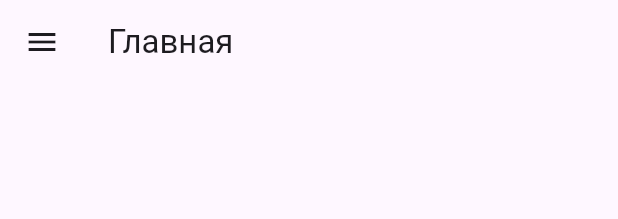
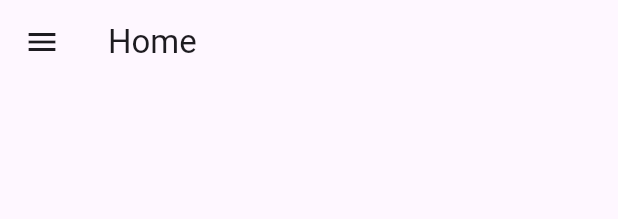
Before and after one commit to simkaa47/BleServer, a Flutter app: the DrawerItem widget shown alone on an empty page, opened directly, after a tap on "Главная", on a phone screen of 412 x 824 dp. Shown: the top 219 px of the screen. Run offline on Flutter 3.47's test engine with Material 3 defaults, Android fonts, the phone set to English and light mode, and no system bars; our stand-ins replace auto_size_text, fl_chart, flutter_riverpod, go_router, rxdart, sqflite_common_ffi; missing offline and left inert: flutter_blue_plus_windows; accounts and stored records are empty.

Commit message:
feat: Integrate GoRouter for improved navigation and add Device Settings widget

```diff
--- a/idensity_ble_client/lib/main.dart
+++ b/idensity_ble_client/lib/main.dart
@@ -2,6 +2,9 @@ import 'dart:io';
 
 import 'package:flutter/material.dart';
 import 'package:flutter_riverpod/flutter_riverpod.dart';
+import 'package:go_router/go_router.dart';
+import 'package:idensity_ble_client/widgets/device_settings/device_settings_main_widget.dart';
+import 'package:idensity_ble_client/widgets/drawer/main_drawer_widget.dart';
 import 'package:idensity_ble_client/widgets/main_page/main_page_widget.dart';
 import 'package:idensity_ble_client/widgets/meas_units/meas_units_widget.dart';
 import 'package:idensity_ble_client/widgets/routes.dart';
@@ -12,11 +15,7 @@ void main() {
   if (Platform.isWindows || Platform.isLinux || Platform.isMacOS) {
     sqfliteFfiInit();
   }
-   runApp(
-    const ProviderScope(
-      child: MyApp(),
-    ),
-  );
+  runApp(const ProviderScope(child: MyApp()));
 }
 
 class MyApp extends StatelessWidget {
@@ -25,18 +24,76 @@ class MyApp extends StatelessWidget {
   // This widget is the root of your application.
   @override
   Widget build(BuildContext context) {
-    return MaterialApp(
-      initialRoute: Routes.scanning,
-      routes:{
-        Routes.scanning:(context) => const ScanMainWidget(),
-        Routes.home : (context) => const MainPageWidget(),
-        Routes.measUnits : (context) => const MeasUnitsWidget()
-      },
+    return MaterialApp.router(
+      routerConfig: _router,
       title: 'Idensity Bluetooth Client',
       theme: ThemeData(
         colorScheme: ColorScheme.fromSeed(seedColor: Colors.deepPurple),
       ),
-
     );
   }
 }
+
+final _router = GoRouter(
+  initialLocation: Routes.scanning,
+  routes: [
+    GoRoute(
+      path: Routes.scanning,
+      builder: (context, state) => const ScanMainWidget(),
+    ),
+    ShellRoute(
+      builder: (context, state, child) {
+        final Locale currentLocale = Localizations.localeOf(context);
+        final String currentTitle = _getTitleForName(state.matchedLocation, currentLocale);
+        return Scaffold(
+          appBar: AppBar(title: Text(currentTitle)),
+          drawer: const MainDrawerWidget(),
+          body: child,
+        );
+      },
+      routes: [
+        GoRoute(path: '/', redirect: (context, state) => Routes.home),
+        GoRoute(
+          path: Routes.home,
+          name: "home",
+          builder: (context, state) => const MainPageWidget(),
+          routes: [
+            GoRoute(
+              path: "measUnits",
+              name: "measUnits",
+              builder: (context, state) => const MeasUnitsWidget(),
+            ),
+            GoRoute(
+              path: "deviceSettings",
+              name: "deviceSettings",
+              builder: (context, state) => const DeviceSettingsMainWidget(),
+            ),
+          ],
+        ),
+      ],
+    ),
+  ],
+  errorBuilder: (context, state) => const MainPageWidget(),
+);
+
+
+final Map<String, Map<String, String>> _localizedTitles  = {
+  'ru': {
+    Routes.home: 'Главная',
+    Routes.measUnits: 'Единицы измерения',
+    Routes.deviceSettings: 'Настройки прибора',
+  },
+  'en': {
+    Routes.home: 'Home',
+    Routes.measUnits: 'Meas Units',
+    Routes.deviceSettings: 'Device Settings',
+  },
+};
+
+String _getTitleForName(String name, Locale locale) {
+  final Map<String, String>? titles = _localizedTitles[locale.languageCode];
+  if (titles != null && titles.containsKey(name)) {
+    return titles[name]!;
+  }
+  return 'Приложение';
+}
--- a/idensity_ble_client/lib/widgets/drawer/drawer_item_widget.dart
+++ b/idensity_ble_client/lib/widgets/drawer/drawer_item_widget.dart
@@ -1,4 +1,5 @@
 import 'package:flutter/material.dart';
+import 'package:go_router/go_router.dart';
 
 class DrawerItem extends StatelessWidget {
   final String title;
@@ -16,12 +17,12 @@ class DrawerItem extends StatelessWidget {
 
     return ListTile(
       title: Text(title),
-      selectedTileColor: Color(0xFF28BCBA).withAlpha(80),
+      selectedTileColor: const Color(0xFF28BCBA).withAlpha(80),
       selected: currentRouteName == routeName,
       onTap: () {
-        Navigator.pop(context);
         if (currentRouteName != routeName) {
-          Navigator.pushNamed(context, routeName);
+           Navigator.of(context).pop();
+          context.go(routeName);
         }
       },
     );
--- a/idensity_ble_client/lib/widgets/drawer/main_drawer_widget.dart
+++ b/idensity_ble_client/lib/widgets/drawer/main_drawer_widget.dart
@@ -16,7 +16,7 @@ class MainDrawerWidget extends StatelessWidget {
               gradient: LinearGradient(
                 colors: [
                   const Color(0xFF28BCBA),
-                  Color(0xFF28BCBA).withOpacity(0.8),
+                  const Color(0xFF28BCBA).withOpacity(0.8),
                 ],
                 begin: Alignment.topLeft,
                 end: Alignment.bottomRight
@@ -32,6 +32,7 @@ class MainDrawerWidget extends StatelessWidget {
             ),
           ),
           const DrawerItem(title: 'Главная', routeName: Routes.home),
+          const DrawerItem(title: 'Настройки прибора', routeName: Routes.deviceSettings),
           const DrawerItem(title: 'Единицы измерения', routeName: Routes.measUnits),
         ],
       ),
--- a/idensity_ble_client/lib/widgets/main_page/main_indication_widget.dart
+++ b/idensity_ble_client/lib/widgets/main_page/main_indication_widget.dart
@@ -1,5 +1,6 @@
 import 'package:flutter/material.dart';
 import 'package:flutter_riverpod/flutter_riverpod.dart';
+import 'package:go_router/go_router.dart';
 import 'package:idensity_ble_client/models/device.dart';
 import 'package:idensity_ble_client/models/indication/indication.dart';
 import 'package:idensity_ble_client/models/providers/services_registration.dart';
@@ -24,12 +25,12 @@ class MainIndicationWidget extends ConsumerWidget {
                 children: [
                   IconButton(
                     onPressed: () {
-                      Navigator.of(context).popAndPushNamed(Routes.scanning);
+                      context.go(Routes.scanning);
                     },
                     iconSize: 100,
-                    icon: Icon(Icons.add_circle_rounded),
+                    icon: const Icon(Icons.add_circle_rounded),
                   ),
-                  Text("Добавьте устройство для получения данных"),
+                  const Text("Добавьте устройство для получения данных"),
                 ],
               ),
             );
--- a/idensity_ble_client/lib/widgets/main_page/main_page_widget.dart
+++ b/idensity_ble_client/lib/widgets/main_page/main_page_widget.dart
@@ -1,6 +1,5 @@
 import 'package:flutter/material.dart';
 import 'package:idensity_ble_client/widgets/main_page/charts/example/line_charts_sample12.dart';
-import 'package:idensity_ble_client/widgets/drawer/main_drawer_widget.dart';
 import 'package:idensity_ble_client/widgets/main_page/main_indication_widget.dart';
 
 class MainPageWidget extends StatelessWidget {
@@ -8,11 +7,7 @@ class MainPageWidget extends StatelessWidget {
 
   @override
   Widget build(BuildContext context) {
-    return Scaffold(
-      appBar: AppBar(title: const Text("Главная"),),
-      drawer: const MainDrawerWidget(),
-      body: SafeArea(
-        child: OrientationBuilder(
+    return OrientationBuilder(
       builder: (context, orientation) {
         if (orientation == Orientation.portrait) {
           return Column(
@@ -44,8 +39,6 @@ class MainPageWidget extends StatelessWidget {
           );
         }
       },
-        ),
-      ),
     );
   }
 }
--- a/idensity_ble_client/lib/widgets/routes.dart
+++ b/idensity_ble_client/lib/widgets/routes.dart
@@ -1,5 +1,6 @@
 class Routes {
-  static const String home = '/';
-  static const String scanning = 'scanning';
-  static const String measUnits = 'measUnits';
+  static const String home = '/home';
+  static const String scanning = '/scanning';
+  static const String measUnits = '/home/measUnits';
+  static const String deviceSettings = '/home/deviceSettings';
 }
--- a/idensity_ble_client/lib/widgets/scanning/scan_main.dart
+++ b/idensity_ble_client/lib/widgets/scanning/scan_main.dart
@@ -1,5 +1,6 @@
 import 'package:flutter/material.dart';
 import 'package:flutter_riverpod/flutter_riverpod.dart';
+import 'package:go_router/go_router.dart';
 import 'package:idensity_ble_client/models/connection_type.dart';
 import 'package:idensity_ble_client/models/providers/services_registration.dart';
 import 'package:idensity_ble_client/models/scan_result.dart';
@@ -94,7 +95,7 @@ class _ScanMainState extends ConsumerState<ScanMainWidget> {
             onPressed: () async{
               await scanService.stopScan();
               if (!context.mounted) return;
-              Navigator.of(context).popAndPushNamed(Routes.home);
+              context.go(Routes.home);
             },
             child: const Icon(Icons.skip_next),
           ),
--- a/idensity_ble_client/pubspec.yaml
+++ b/idensity_ble_client/pubspec.yaml
@@ -44,6 +44,7 @@ dependencies:
   path_provider: ^2.1.5
   rxdart: ^0.28.0
   sqlite3_flutter_libs: ^0.5.39
+  go_router: ^16.2.0
 
 
 dev_dependencies:
```
Also changed, not shown: idensity_ble_client/lib/widgets/device_settings/device_settings_main_widget.dart (added, +10 -0 lines), idensity_ble_client/lib/widgets/meas_units/meas_units_widget.dart (+10 -12 lines), idensity_ble_client/pubspec.lock. Lines whose indentation alone changed are shown as unchanged.
